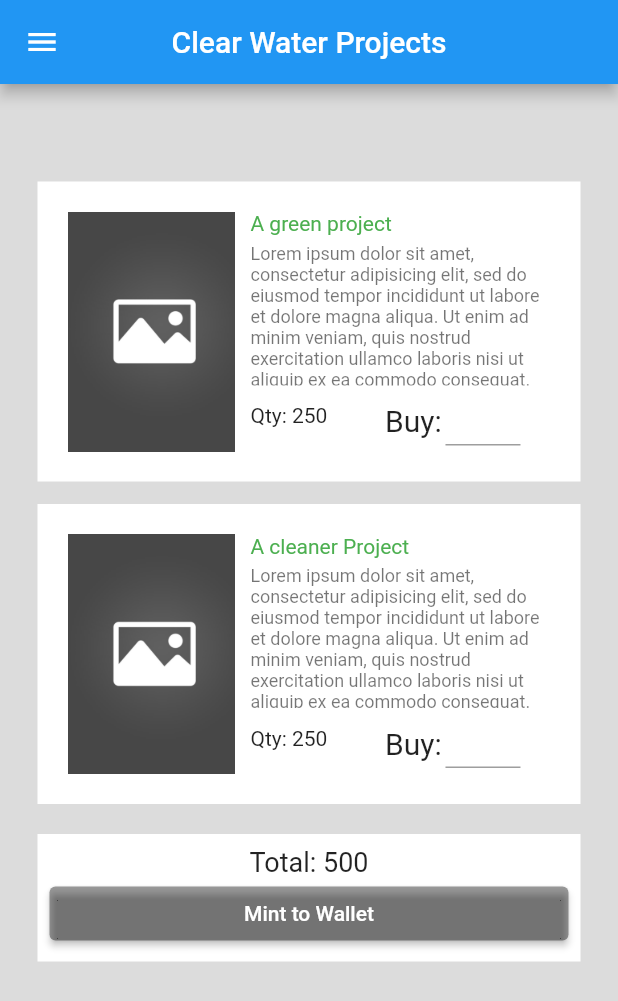
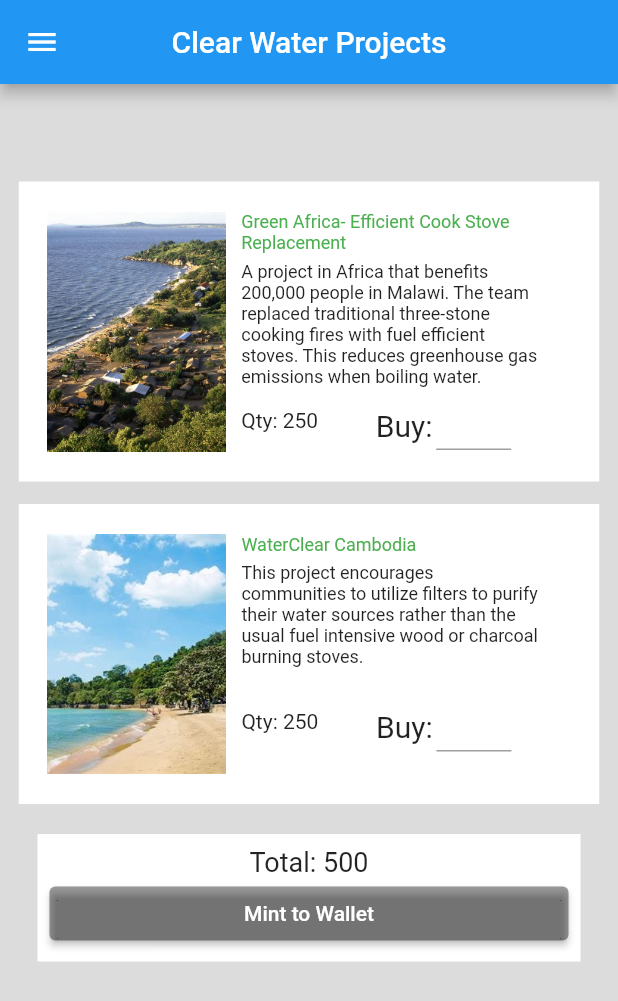
Before and after one commit to blockheadsdev-inc/openseun, a Flutter app: the ProjectsScreen screen opened directly, on a phone screen of 412 x 824 dp. Shown: the top 1001 px of the screen. Run offline on Flutter 3.47's test engine with Material 2 defaults, Android fonts, the phone set to English and light mode, and no system bars; our stand-ins replace shared_preferences; accounts and stored records are empty.

Commit message:
added a few image assets and modified project tiles

```diff
--- a/lib/modules/project_tile.dart
+++ b/lib/modules/project_tile.dart
@@ -4,11 +4,13 @@ import 'package:flutter/material.dart';
 class ProjectTileCard extends StatefulWidget {
   final String description;
   final String title;
-  const ProjectTileCard({
-    Key? key,
-    required this.description,
-    required this.title,
-  }) : super(key: key);
+  final Image image;
+  const ProjectTileCard(
+      {Key? key,
+      required this.description,
+      required this.title,
+      required this.image})
+      : super(key: key);
 
   @override
   State<ProjectTileCard> createState() => _ProjectTileCardState();
@@ -42,7 +44,7 @@ class _ProjectTileCardState extends State<ProjectTileCard> {
       child: Container(
         color: Colors.white,
         height: 200.0,
-        width: MediaQuery.of(context).size.width - 50,
+        width: MediaQuery.of(context).size.width - 25,
         child: Row(
           mainAxisAlignment: MainAxisAlignment.center,
           crossAxisAlignment: CrossAxisAlignment.center,
@@ -50,7 +52,13 @@ class _ProjectTileCardState extends State<ProjectTileCard> {
             Container(
               // color: Colors.red,
               height: 160.0,
-              child: _placeHolderImage,
+              child: ClipRect(
+                  // clipper: ,
+                  child: Align(
+                      // widthFactor: 0.4,
+                      alignment: Alignment.center,
+                      heightFactor: 1.0,
+                      child: widget.image)),
             ),
             Container(
               height: 160,
@@ -61,9 +69,12 @@ class _ProjectTileCardState extends State<ProjectTileCard> {
                 children: [
                   Padding(
                     padding: EdgeInsets.only(left: 10.0),
-                    child: Text(
-                      widget.title,
-                      style: TextStyle(color: Colors.green, fontSize: 14),
+                    child: Container(
+                      width: 220,
+                      child: Text(
+                        widget.title,
+                        style: TextStyle(color: Colors.green, fontSize: 12),
+                      ),
                     ),
                   ),
                   SizedBox(
@@ -74,8 +85,11 @@ class _ProjectTileCardState extends State<ProjectTileCard> {
                     child: Container(
                         // color: Colors.orange,
                         width: 200,
-                        height: 95,
-                        child: _textPlaceHolder),
+                        height: 86,
+                        child: Text(
+                          widget.description,
+                          style: TextStyle(fontSize: 12),
+                        )),
                   ),
                   SizedBox(
                     height: 0,
--- a/lib/pages/projects_screen.dart
+++ b/lib/pages/projects_screen.dart
@@ -32,14 +32,16 @@ class _ProjectsScreenState extends State<ProjectsScreen> {
                 height: 50,
               ),
               ProjectTileCard(
-                title: "A green project",
+                title: "Green Africa- Efficient Cook Stove Replacement",
                 description:
-                    "Lorem ipsum dolor sit amet, consectetur adipisicing elit, sed do eiusmod tempor incididunt ut labore et dolore magna aliqua. Ut enim ad minim veniam, quis nostrud exercitation ullamco laboris nisi ut aliquip ex ea commodo consequat. Duis aute irure dolor in reprehenderit in voluptate velit esse cillum dolore eu fugiat nulla pariatur.",
+                    "A project in Africa that benefits 200,000 people in Malawi. The team replaced traditional three-stone cooking fires with fuel efficient stoves. This reduces greenhouse gas emissions when boiling water.",
+                image: Image.asset('assets/malawi.jpg'),
               ),
               ProjectTileCard(
-                title: "A cleaner Project",
+                title: "WaterClear Cambodia",
                 description:
-                    "Lorem ipsum dolor sit amet, consectetur adipisicing elit, sed do eiusmod tempor incididunt ut labore et dolore magna aliqua. Ut enim ad minim veniam, quis nostrud exercitation ullamco laboris nisi ut aliquip ex ea commodo consequat. Duis aute irure dolor in reprehenderit in voluptate velit esse cillum dolore eu fugiat nulla pariatur.",
+                    "This project encourages communities to utilize filters to purify their water sources rather than the usual fuel intensive wood or charcoal burning stoves.",
+                image: Image.asset('assets/cambodia.jpg'),
               ),
               SizedBox(
                 height: 20,
--- a/pubspec.yaml
+++ b/pubspec.yaml
@@ -63,6 +63,8 @@ flutter:
   assets:
     - assets/openseun_large_logo.jpg
     - assets/placeholder.jpg
+    - assets/malawi.jpg
+    - assets/cambodia.jpg
   #   - images/a_dot_burr.jpeg
   #   - images/a_dot_ham.jpeg
 
```
Also changed, not shown: assets/cambodia.jpg (added), assets/malawi.jpg (added).
